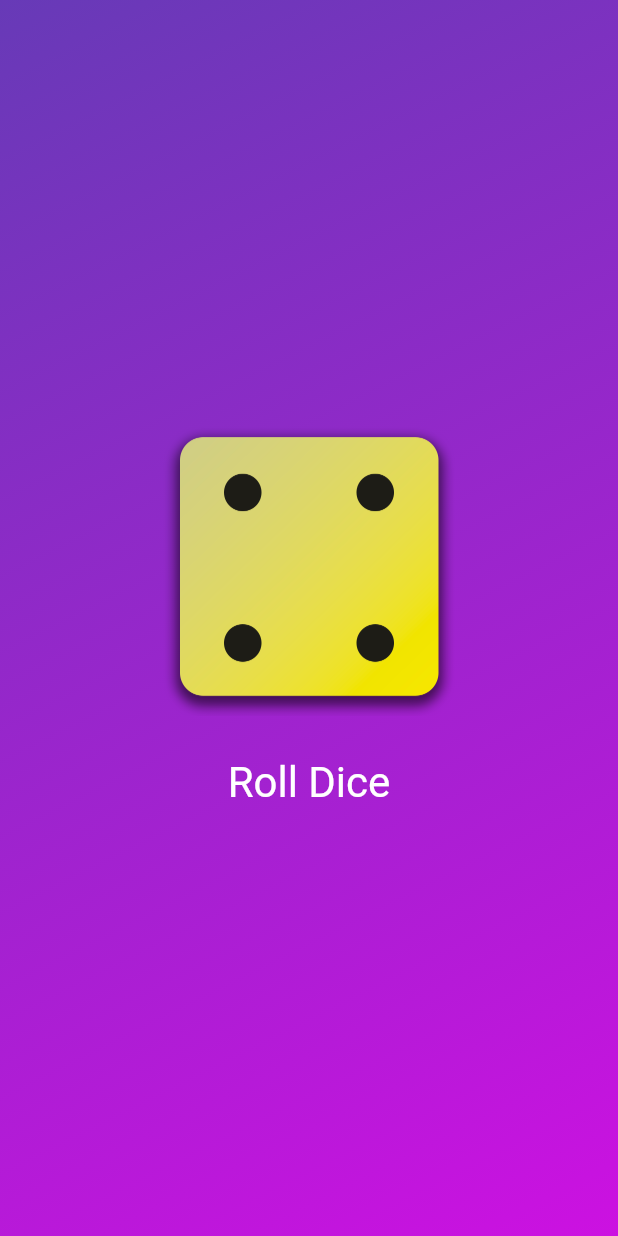
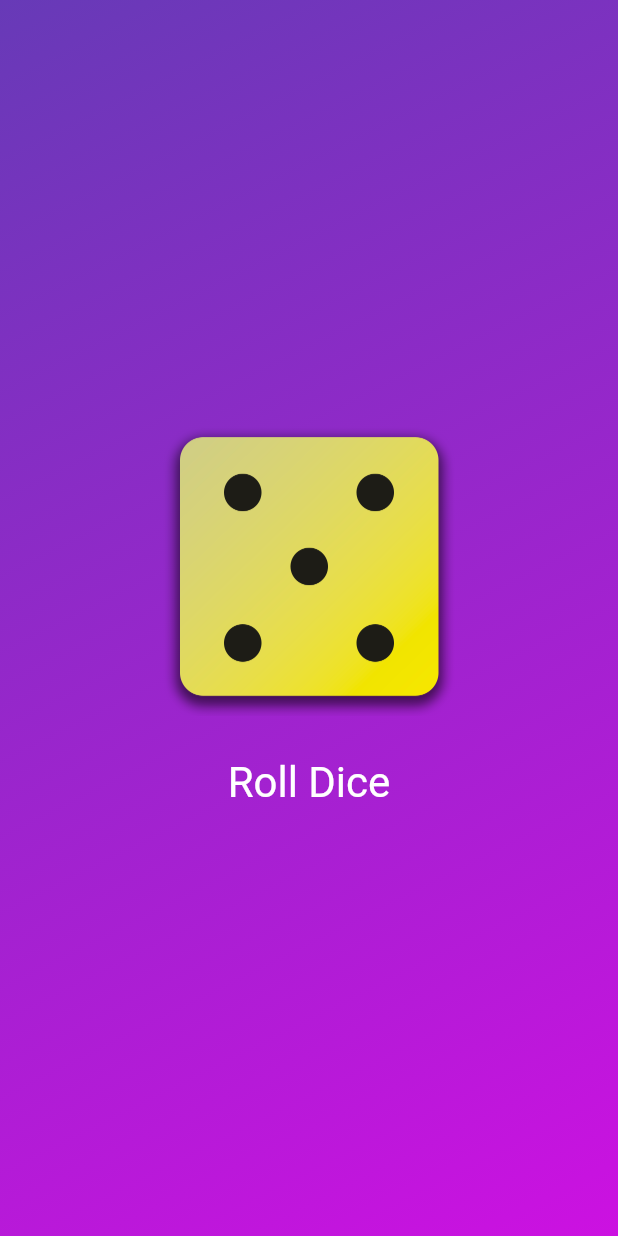
Before and after one commit to munirapp/max-miller-flutter, a Flutter app: the screen it shows after launch, after a tap on "Roll Dice", on a phone screen of 412 x 824 dp. Run offline on Flutter 3.47's test engine with Material 3 defaults, Android fonts, the phone set to English and light mode, and no system bars.

Commit message:
chore: improve roll dice with random number generator

```diff
--- a/basics/lib/dice_roller.dart
+++ b/basics/lib/dice_roller.dart
@@ -1,4 +1,8 @@
+import 'dart:math';
+
 import 'package:flutter/material.dart';
+
+final randomizer = Random();
 
 class DiceRoller extends StatefulWidget {
   const DiceRoller({super.key});
@@ -10,11 +14,11 @@ class DiceRoller extends StatefulWidget {
 }
 
 class _DiceRollerState extends State<DiceRoller> {
-  var activeDiceImage = 'assets/images/dice-2.png';
+  var curretDiceRoll = 2;
 
   void rollDice() {
     setState(() {
-      activeDiceImage = 'assets/images/dice-4.png';
+      curretDiceRoll = randomizer.nextInt(6) + 1;
     });
   }
 
@@ -23,7 +27,7 @@ class _DiceRollerState extends State<DiceRoller> {
     return Column(
       mainAxisSize: MainAxisSize.min,
       children: [
-        Image.asset(activeDiceImage, width: 200),
+        Image.asset('assets/images/dice-$curretDiceRoll.png', width: 200),
         const SizedBox(height: 20),
         TextButton(
           onPressed: rollDice,
```
